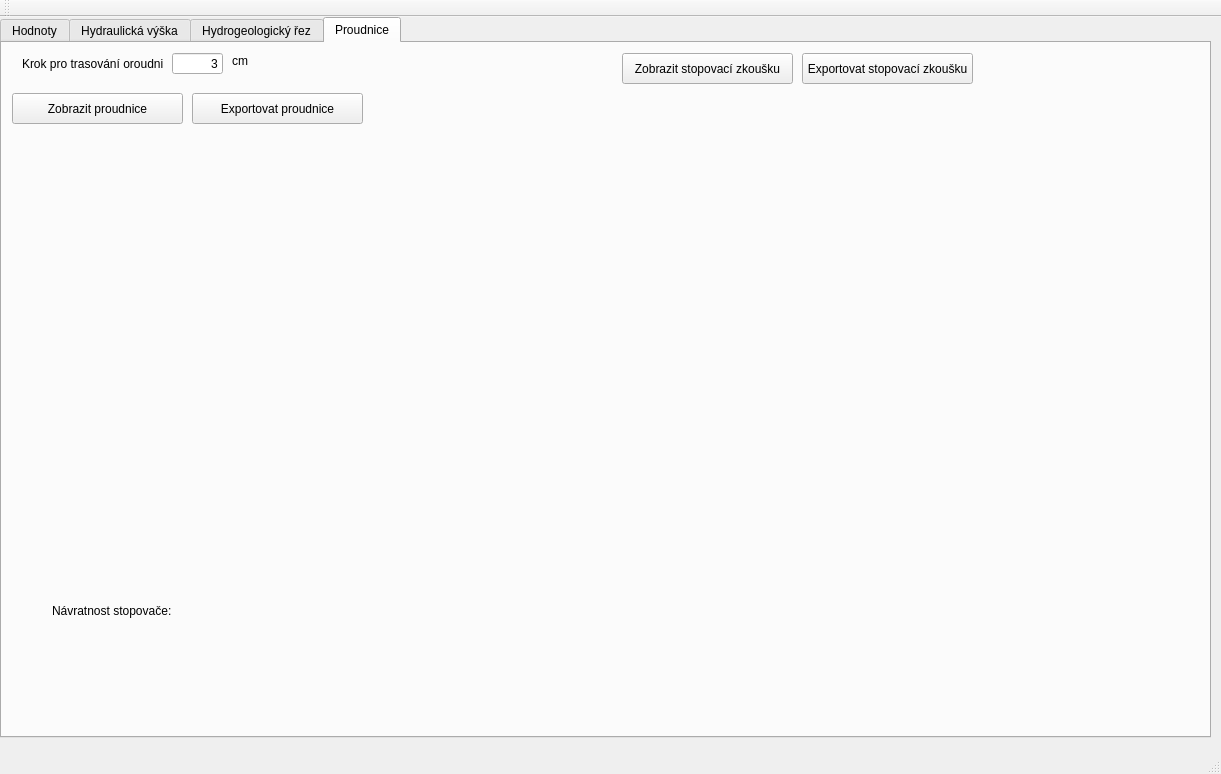
This is mainwindow.ui in durhan/Program as Qt 5 draws it before an edit. The edited form follows.
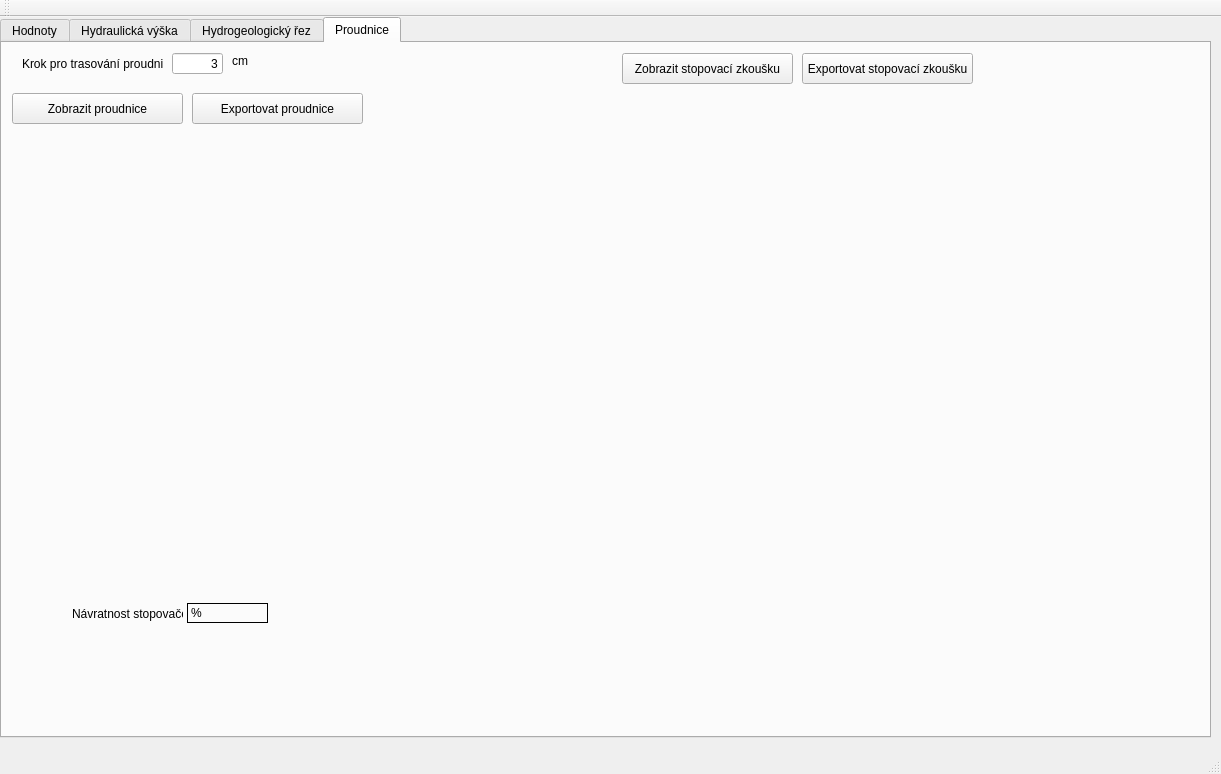
This is the edited form.

Commit message:
boj s proudnicemi pokracuje
resp. s temi casy, co to na nich pocita

Diff of the .ui file:
```diff
--- a/mainwindow.ui
+++ b/mainwindow.ui
@@ -1048,10 +1048,10 @@
      <widget class="QLabel" name="label_40">
       <property name="geometry">
        <rect>
-        <x>50</x>
+        <x>70</x>
         <y>560</y>
-        <width>121</width>
-        <height>16</height>
+        <width>111</width>
+        <height>21</height>
        </rect>
       </property>
       <property name="text">
@@ -1084,7 +1084,7 @@
        </rect>
       </property>
       <property name="text">
-       <string>Krok pro trasování oroudnic:</string>
+       <string>Krok pro trasování proudnic:</string>
       </property>
      </widget>
      <widget class="QLabel" name="label_56">
@@ -1100,6 +1100,22 @@
        <string>cm</string>
       </property>
      </widget>
+     <widget class="QLabel" name="label_navratnost">
+      <property name="geometry">
+       <rect>
+        <x>185</x>
+        <y>560</y>
+        <width>81</width>
+        <height>20</height>
+       </rect>
+      </property>
+      <property name="frameShape">
+       <enum>QFrame::Box</enum>
+      </property>
+      <property name="text">
+       <string>%</string>
+      </property>
+     </widget>
      <zorder>widgetProudnice</zorder>
      <zorder>proudExport</zorder>
      <zorder>widgetTracer</zorder>
```
Left out of the diff: 5 changed lines with no effect on the pictures. The commit also changes 2 other files.
